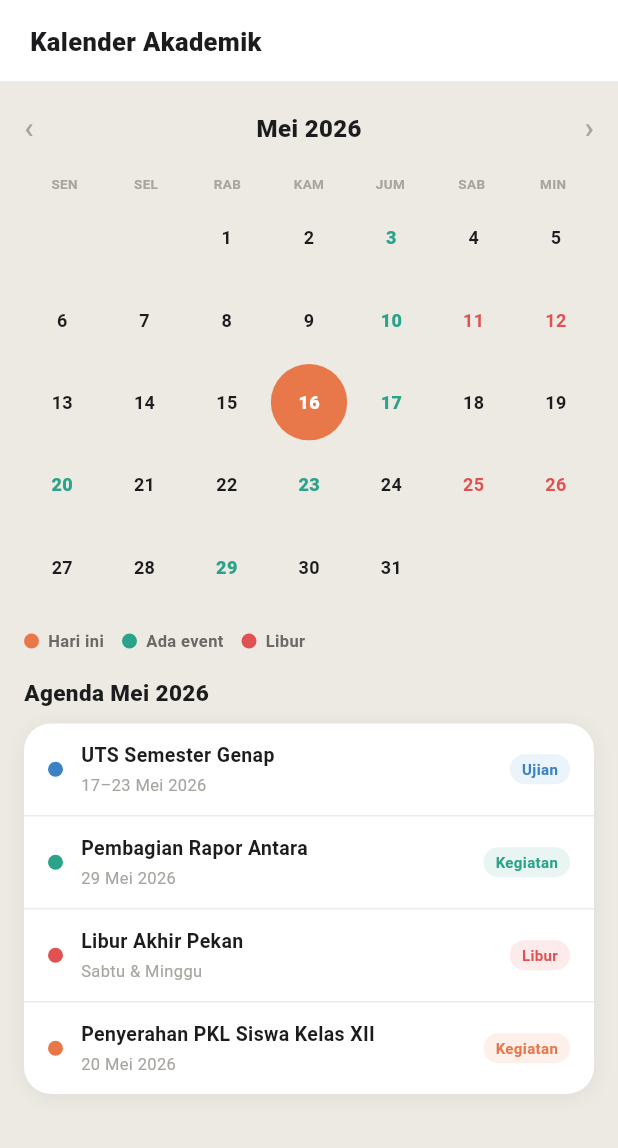
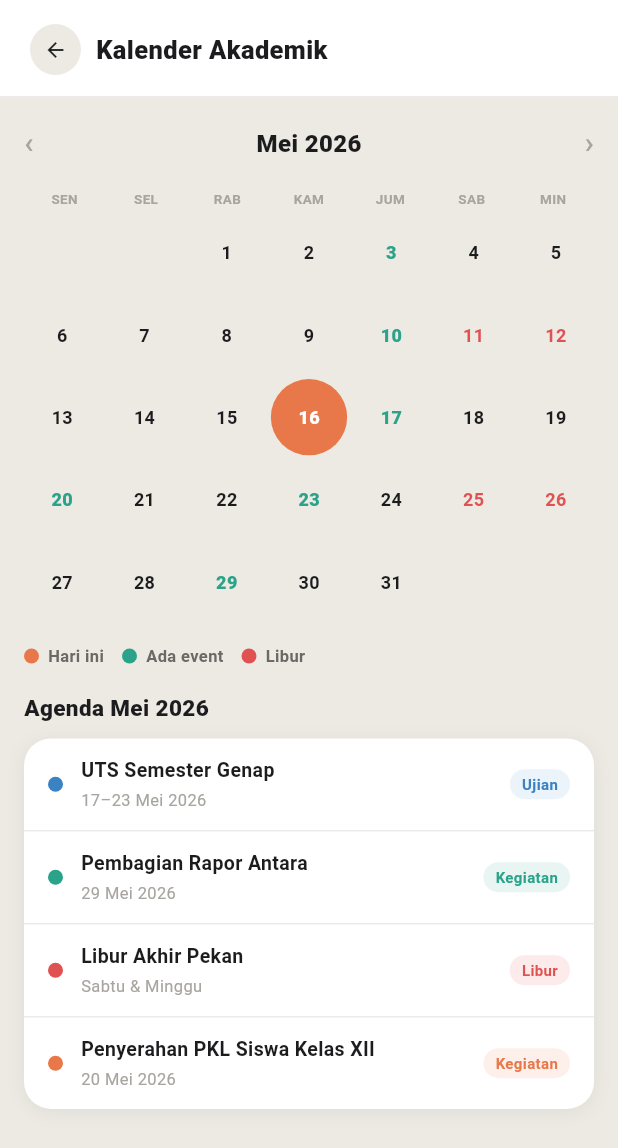
Before and after one commit to blznqhtn/SatuSekolah, a Flutter app: the PageKalender widget shown alone on an empty page, opened directly, on a phone screen of 412 x 824 dp. Shown: the top 1148 px of the screen. Run offline on Flutter 3.47's test engine with Material 3 defaults, Android fonts, the phone set to English and light mode, and no system bars; our stand-ins replace carousel_slider, firebase_core, flutter_local_notifications, get, get_storage, google_sign_in; accounts and stored records are empty; Roboto replaces fonts that are missing (DM Mono, Nunito).

Commit message:
Fix navigation for Presensi, Bayar SPP, Kalender, and Profil menu buttons

```diff
--- a/aplikasi_mobile_ortu/lib/screens/page_kalender.dart
+++ b/aplikasi_mobile_ortu/lib/screens/page_kalender.dart
@@ -39,6 +39,23 @@ class PageKalender extends StatelessWidget {
       ),
       child: Row(
         children: [
+          GestureDetector(
+            onTap: () {
+              final parent = context.findAncestorStateOfType<State<MainScreen>>() as dynamic;
+              if (parent != null) parent.goBack();
+            },
+            child: Container(
+              width: 34,
+              height: 34,
+              alignment: Alignment.center,
+              decoration: const BoxDecoration(
+                color: AppTheme.bg2,
+                shape: BoxShape.circle,
+              ),
+              child: const Icon(Icons.arrow_back, size: 16, color: AppTheme.text),
+            ),
+          ),
+          const SizedBox(width: 10),
           const Text('Kalender Akademik', style: AppTheme.headerTitle),
         ],
       ),
```
Also changed, not shown: aplikasi_mobile_ortu/lib/main_screen.dart (+12 -5 lines), aplikasi_mobile_ortu/lib/screens/page_beranda.dart (+20 -8 lines).
